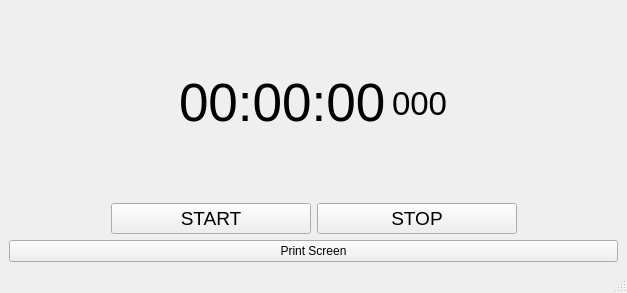
Old version of the form mainwindow.ui in the repository artthirt/stopwatch.
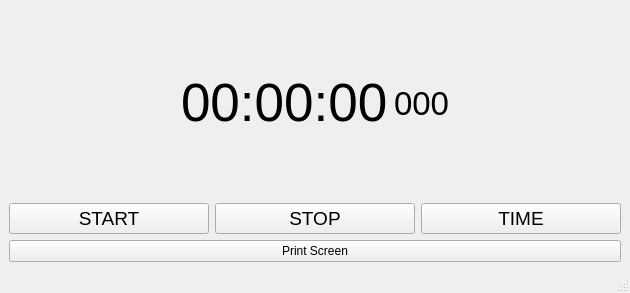
New version of the form.

Commit message: added showing current time

```diff
--- a/mainwindow.ui
+++ b/mainwindow.ui
@@ -132,6 +132,30 @@
         </property>
        </widget>
       </item>
+      <item>
+       <widget class="QPushButton" name="pb_time">
+        <property name="minimumSize">
+         <size>
+          <width>200</width>
+          <height>0</height>
+         </size>
+        </property>
+        <property name="maximumSize">
+         <size>
+          <width>200</width>
+          <height>16777215</height>
+         </size>
+        </property>
+        <property name="font">
+         <font>
+          <pointsize>14</pointsize>
+         </font>
+        </property>
+        <property name="text">
+         <string>TIME</string>
+        </property>
+       </widget>
+      </item>
       <item>
        <spacer name="horizontalSpacer_2">
         <property name="orientation">
```
The commit also changes 2 other files.
